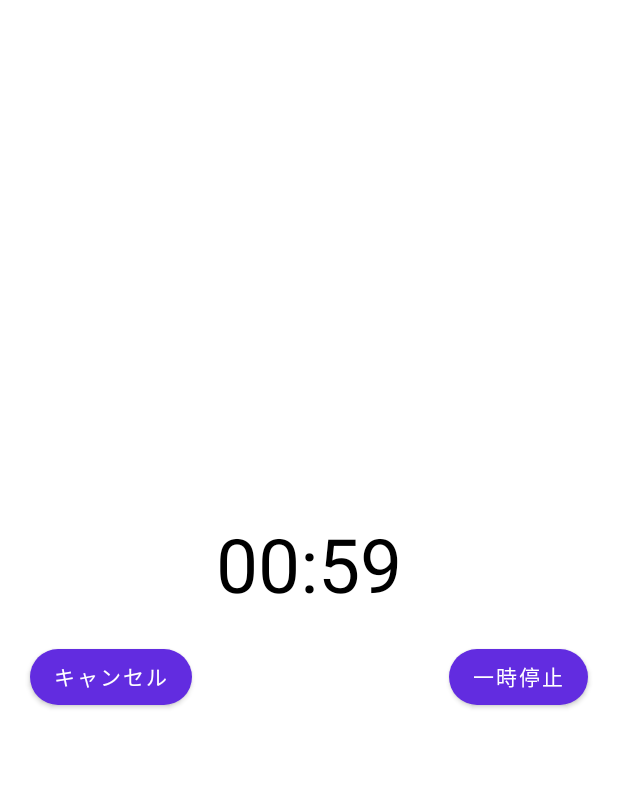
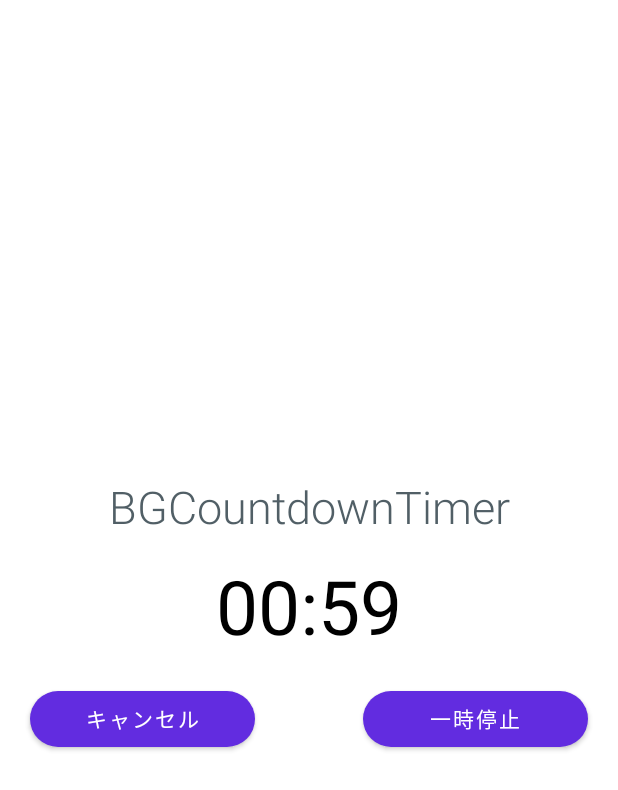
Before and after one commit to mofutaro/BGCountdownTimer, an Android app built with Jetpack Compose: the screen it shows after launch (MainActivity), after a tap on "開始", on a phone screen of 412 x 824 dp. Shown: the top 790 px of the screen. Run offline under Robolectric (Android 15) with nearby library versions, the phone set to English and light mode, and no system bars; our stand-ins replace Room's generated code, accompanist.

Commit message:
style: Buttonの幅を統一

```diff
--- a/app/src/main/java/com/mofuapps/bgcountdowntimer/ui/timer/TimerScreen.kt
+++ b/app/src/main/java/com/mofuapps/bgcountdowntimer/ui/timer/TimerScreen.kt
@@ -8,6 +8,7 @@ import androidx.compose.foundation.layout.fillMaxSize
 import androidx.compose.foundation.layout.fillMaxWidth
 import androidx.compose.foundation.layout.height
 import androidx.compose.foundation.layout.padding
+import androidx.compose.foundation.layout.width
 import androidx.compose.material.Button
 import androidx.compose.material.Surface
 import androidx.compose.material.Text
@@ -15,11 +16,14 @@ import androidx.compose.runtime.Composable
 import androidx.compose.runtime.collectAsState
 import androidx.compose.runtime.getValue
 import androidx.compose.runtime.remember
+import androidx.compose.ui.Alignment
 import androidx.compose.ui.Modifier
+import androidx.compose.ui.text.font.FontWeight
 import androidx.compose.ui.tooling.preview.Preview
 import androidx.compose.ui.tooling.preview.PreviewParameter
 import androidx.compose.ui.tooling.preview.PreviewParameterProvider
 import androidx.compose.ui.unit.dp
+import androidx.compose.ui.unit.sp
 import androidx.lifecycle.viewmodel.compose.viewModel
 import com.mofuapps.bgcountdowntimer.ui.theme.BGCountdownTimerTheme
 
@@ -46,35 +50,59 @@ fun TimerScreen(
     modifier: Modifier = Modifier
 ) {
     Surface(modifier = modifier) {
-        Column(modifier = Modifier.fillMaxSize(), verticalArrangement = Arrangement.Center) {
-            //Text(uiState.numericalIndicator)
+        Column(
+            modifier = Modifier.fillMaxSize(),
+            verticalArrangement = Arrangement.Center,
+            horizontalAlignment = Alignment.CenterHorizontally
+        ) {
+            Text("BGCountdownTimer", fontSize = 30.sp, fontWeight = FontWeight.W300)
+            Spacer(modifier = Modifier.height(20.dp))
             NumericalIndicator(indicator = uiState.numericalIndicator, modifier = Modifier.fillMaxWidth())
             Spacer(modifier = Modifier.height(20.dp))
             Row(modifier = Modifier.padding(horizontal = 20.dp)) {
+                val buttonWidth = 150.dp
                 Button(
                     onClick = onCancelClicked,
-                    enabled = uiState.stage != TimerScreenStage.STAND_BY
+                    enabled = uiState.stage != TimerScreenStage.STAND_BY,
+                    modifier = Modifier.width(buttonWidth)
                 ) {
                     Text("キャンセル")
                 }
                 Spacer(modifier = Modifier.weight(1f))
                 when (uiState.stage) {
                     TimerScreenStage.STAND_BY -> {
-                        Button(onClick = onStartClicked) {
+                        Button(
+                            onClick = onStartClicked,
+                            modifier = Modifier.width(buttonWidth)
+                        ) {
                             Text("開始")
                         }
                     }
                     TimerScreenStage.RUNNING -> {
-                        Button(onClick = onPauseClicked) {
+                        Button(
+                            onClick = onPauseClicked,
+                            modifier = Modifier.width(buttonWidth)
+                        ) {
                             Text("一時停止")
                         }
                     }
                     TimerScreenStage.PAUSED -> {
-                        Button(onClick = onResumeClicked) {
+                        Button(
+                            onClick = onResumeClicked,
+                            modifier = Modifier.width(buttonWidth)
+                        ) {
                             Text("再開")
                         }
                     }
-                    else -> {}
+                    TimerScreenStage.FINISHED -> {
+                        Button(
+                            onClick = onStartClicked,
+                            enabled = false,
+                            modifier = Modifier.width(buttonWidth)
+                        ) {
+                            Text("開始")
+                        }
+                    }
                 }
             }
         }
```
